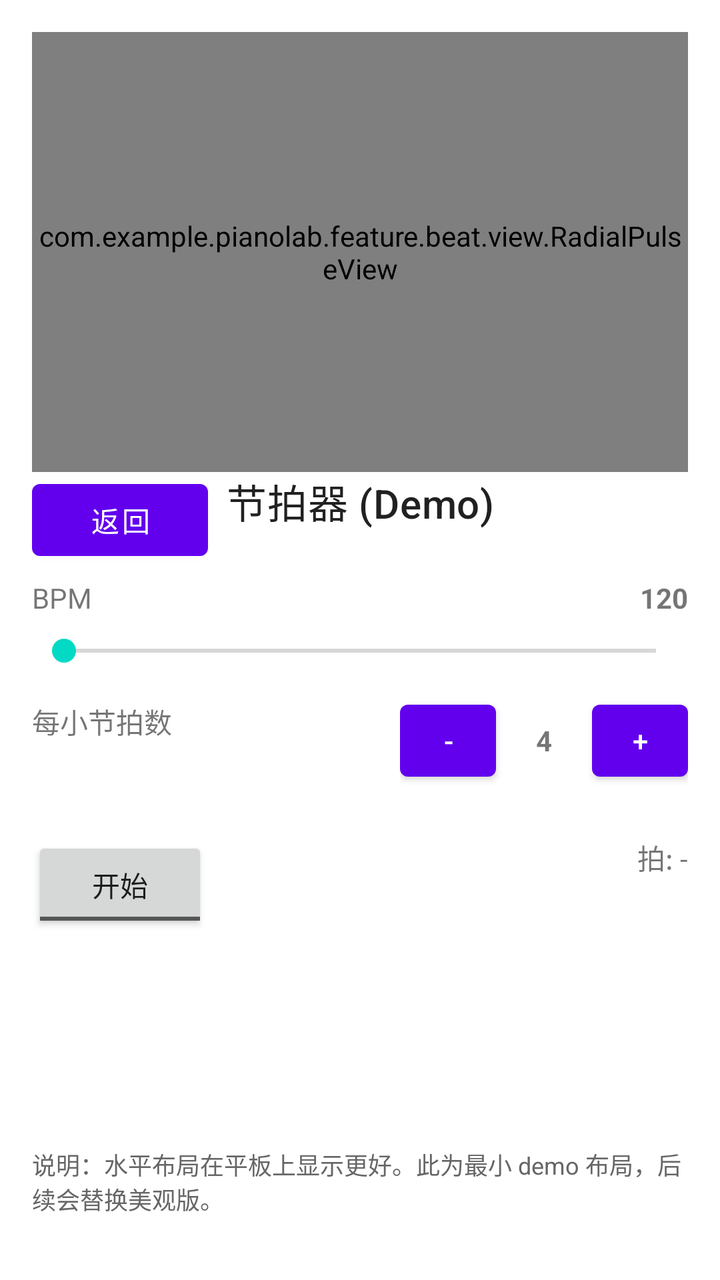
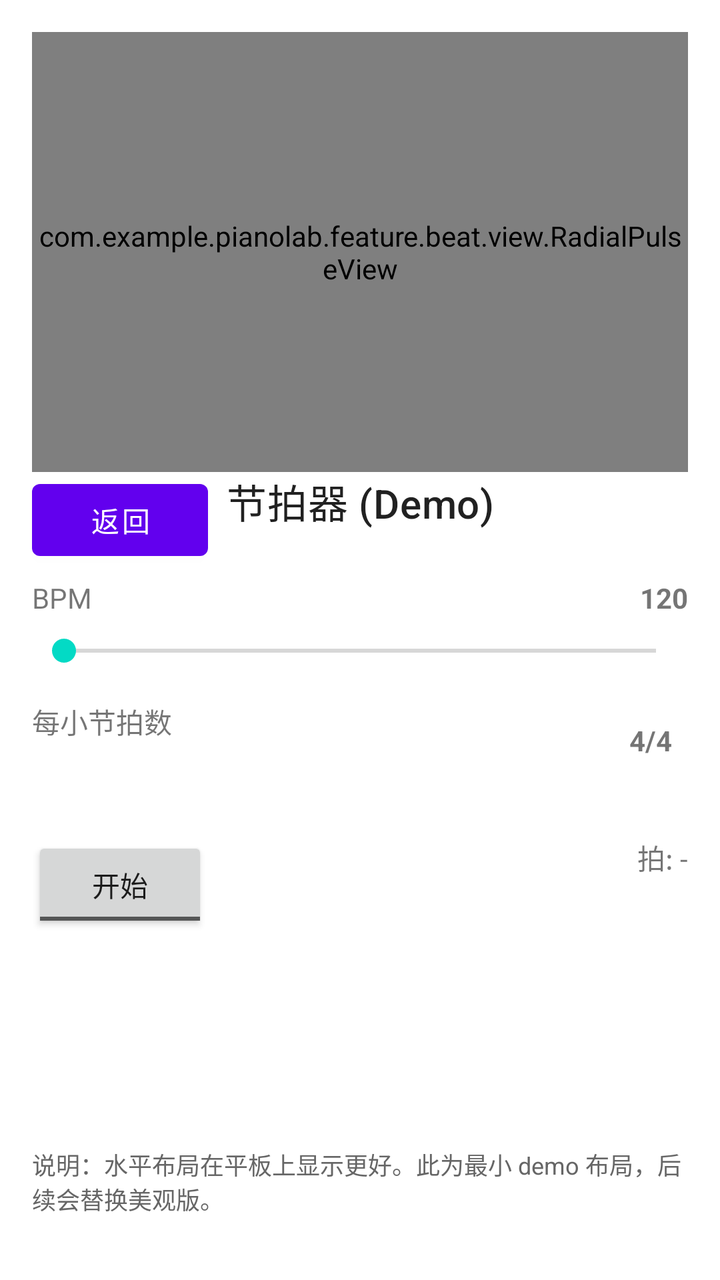

Screens rendered from an Android XML layout before and after an edit, with the pre-edit source and the edit as a unified diff.
<!-- AndroidManifest.xml: application theme Theme.PianoLab -->
<!-- res/layout/activity_beat.xml -->
<?xml version="1.0" encoding="utf-8"?>
<androidx.constraintlayout.widget.ConstraintLayout xmlns:android="http://schemas.android.com/apk/res/android"
    xmlns:app="http://schemas.android.com/apk/res-auto"
    android:layout_width="match_parent"
    android:layout_height="match_parent"
    android:padding="16dp">

    
    <com.example.pianolab.feature.beat.view.RadialPulseView
        android:id="@+id/radial_pulse_view"
        android:layout_width="0dp"
        android:layout_height="220dp"
        app:layout_constraintTop_toTopOf="parent"
        app:layout_constraintStart_toStartOf="parent"
        app:layout_constraintEnd_toEndOf="parent" />

    
    <Button
        android:id="@+id/btn_back"
        android:layout_width="wrap_content"
        android:layout_height="wrap_content"
        android:text="返回"
        app:layout_constraintTop_toBottomOf="@id/radial_pulse_view"
        app:layout_constraintStart_toStartOf="parent" />

    <TextView
        android:id="@+id/tv_title"
        android:layout_width="0dp"
        android:layout_height="wrap_content"
        android:text="节拍器 (Demo)"
        android:textAppearance="?attr/textAppearanceHeadline6"
        android:gravity="center"
        app:layout_constraintTop_toBottomOf="@id/radial_pulse_view"
        app:layout_constraintStart_toStartOf="parent"
        app:layout_constraintEnd_toEndOf="parent" />

    <TextView
        android:id="@+id/tv_bpm_label"
        android:layout_width="wrap_content"
        android:layout_height="wrap_content"
        android:text="BPM"
        app:layout_constraintTop_toBottomOf="@id/tv_title"
        app:layout_constraintStart_toStartOf="parent"
        android:layout_marginTop="24dp" />

    <TextView
        android:id="@+id/tv_bpm_value"
        android:layout_width="wrap_content"
        android:layout_height="wrap_content"
        android:text="120"
        android:textStyle="bold"
        app:layout_constraintTop_toBottomOf="@id/tv_title"
        app:layout_constraintEnd_toEndOf="parent"
        android:layout_marginTop="24dp" />

    <SeekBar
        android:id="@+id/seekbar_bpm"
        android:layout_width="0dp"
        android:layout_height="wrap_content"
        android:max="270"
        app:layout_constraintTop_toBottomOf="@id/tv_bpm_label"
        app:layout_constraintStart_toStartOf="parent"
        app:layout_constraintEnd_toEndOf="parent"
        android:layout_marginTop="8dp" />

    <TextView
        android:id="@+id/tv_beats_label"
        android:layout_width="wrap_content"
        android:layout_height="wrap_content"
        android:text="每小节拍数"
        app:layout_constraintTop_toBottomOf="@id/seekbar_bpm"
        app:layout_constraintStart_toStartOf="parent"
        android:layout_marginTop="16dp" />

    <LinearLayout
        android:id="@+id/ll_beats_controls"
        android:layout_width="wrap_content"
        android:layout_height="wrap_content"
        android:orientation="horizontal"
        app:layout_constraintTop_toBottomOf="@id/seekbar_bpm"
        app:layout_constraintEnd_toEndOf="parent"
        android:layout_marginTop="12dp">

        <Button
            android:id="@+id/btn_decrease_beats"
            android:layout_width="48dp"
            android:layout_height="48dp"
            android:text="-" />

        <TextView
            android:id="@+id/tv_beats_value"
            android:layout_width="48dp"
            android:layout_height="48dp"
            android:gravity="center"
            android:text="4"
            android:textStyle="bold" />

        <Button
            android:id="@+id/btn_increase_beats"
            android:layout_width="48dp"
            android:layout_height="48dp"
            android:text="+" />
    </LinearLayout>

    <ToggleButton
        android:id="@+id/toggle_play"
        android:layout_width="wrap_content"
        android:layout_height="wrap_content"
        android:textOn="停止"
        android:textOff="开始"
        app:layout_constraintTop_toBottomOf="@id/ll_beats_controls"
        app:layout_constraintStart_toStartOf="parent"
        android:layout_marginTop="24dp" />

    <TextView
        android:id="@+id/tv_current_beat"
        android:layout_width="wrap_content"
        android:layout_height="wrap_content"
        android:text="拍: -"
        app:layout_constraintTop_toBottomOf="@id/ll_beats_controls"
        app:layout_constraintEnd_toEndOf="parent"
        android:layout_marginTop="24dp" />

    <TextView
        android:id="@+id/tv_hint"
        android:layout_width="0dp"
        android:layout_height="wrap_content"
        android:text="说明：水平布局在平板上显示更好。此为最小 demo 布局，后续会替换美观版。"
        android:textSize="12sp"
        android:textColor="#666"
        app:layout_constraintBottom_toBottomOf="parent"
        app:layout_constraintStart_toStartOf="parent"
        app:layout_constraintEnd_toEndOf="parent"
        android:layout_marginBottom="16dp" />

</androidx.constraintlayout.widget.ConstraintLayout>
<!-- resources referenced by this layout -->
<resources>
  <style name="Theme.PianoLab" parent="Theme.MaterialComponents.DayNight.DarkActionBar">
          
          <item name="colorPrimary">@color/purple_500</item>
          <item name="colorPrimaryVariant">@color/purple_700</item>
          <item name="colorOnPrimary">@color/white</item>
          
          <item name="colorSecondary">@color/teal_200</item>
          <item name="colorSecondaryVariant">@color/teal_700</item>
          <item name="colorOnSecondary">@color/black</item>
          
          <item name="android:statusBarColor">?attr/colorPrimaryVariant</item>
          
      </style>
  <color name="purple_500">#FF6200EE</color>
  <color name="purple_700">#FF3700B3</color>
  <color name="white">#FFFFFFFF</color>
  <color name="teal_200">#FF03DAC5</color>
  <color name="teal_700">#FF018786</color>
  <color name="black">#FF000000</color>
</resources>

<!-- the commit's change to res/layout/activity_beat.xml (unified diff, before → after) -->
@@ -72,35 +72,20 @@
         app:layout_constraintStart_toStartOf="parent"
         android:layout_marginTop="16dp" />
 
-    <LinearLayout
-        android:id="@+id/ll_beats_controls"
+    <TextView
+        android:id="@+id/tv_beats_value"
         android:layout_width="wrap_content"
-        android:layout_height="wrap_content"
-        android:orientation="horizontal"
+        android:layout_height="48dp"
+        android:gravity="center"
+        android:text="4/4"
+        android:textStyle="bold"
+        android:padding="8dp"
+        android:background="?attr/selectableItemBackgroundBorderless"
+        android:clickable="true"
+        android:focusable="true"
         app:layout_constraintTop_toBottomOf="@id/seekbar_bpm"
         app:layout_constraintEnd_toEndOf="parent"
-        android:layout_marginTop="12dp">
-
-        <Button
-            android:id="@+id/btn_decrease_beats"
-            android:layout_width="48dp"
-            android:layout_height="48dp"
-            android:text="-" />
-
-        <TextView
-            android:id="@+id/tv_beats_value"
-            android:layout_width="48dp"
-            android:layout_height="48dp"
-            android:gravity="center"
-            android:text="4"
-            android:textStyle="bold" />
-
-        <Button
-            android:id="@+id/btn_increase_beats"
-            android:layout_width="48dp"
-            android:layout_height="48dp"
-            android:text="+" />
-    </LinearLayout>
+        android:layout_marginTop="12dp" />
 
     <ToggleButton
         android:id="@+id/toggle_play"
@@ -108,7 +93,7 @@
         android:layout_height="wrap_content"
         android:textOn="停止"
         android:textOff="开始"
-        app:layout_constraintTop_toBottomOf="@id/ll_beats_controls"
+        app:layout_constraintTop_toBottomOf="@id/tv_beats_value"
         app:layout_constraintStart_toStartOf="parent"
         android:layout_marginTop="24dp" />
 
@@ -117,7 +102,7 @@
         android:layout_width="wrap_content"
         android:layout_height="wrap_content"
         android:text="拍: -"
-        app:layout_constraintTop_toBottomOf="@id/ll_beats_controls"
+        app:layout_constraintTop_toBottomOf="@id/tv_beats_value"
         app:layout_constraintEnd_toEndOf="parent"
         android:layout_marginTop="24dp" />
 
